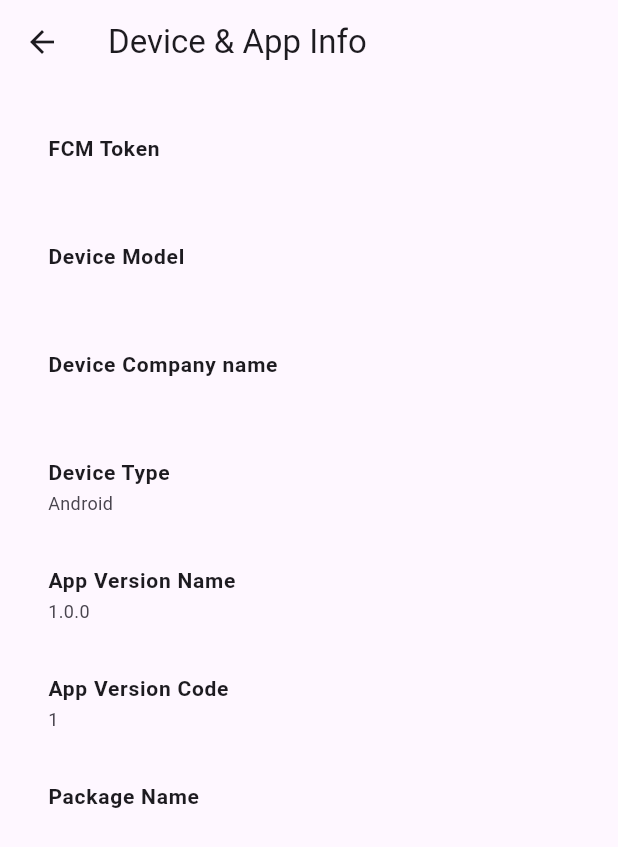
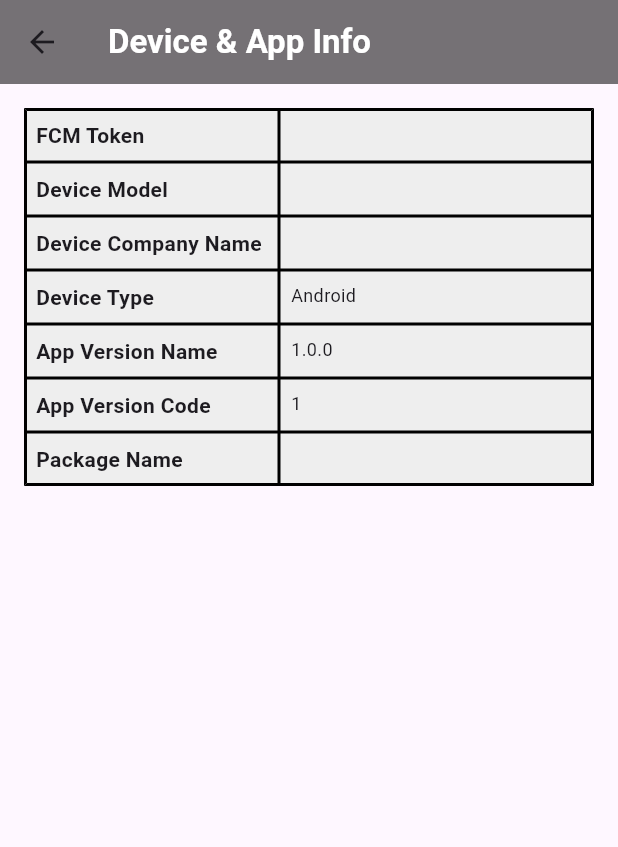
Before and after one commit to Darjidev555/riverpod_news_app, a Flutter app: the DeviceInfoScreen screen opened directly, on a phone screen of 412 x 824 dp. Shown: the top 847 px of the screen. Run offline on Flutter 3.47's test engine with Material 3 defaults, Android fonts, the phone set to English and light mode, and no system bars; our stand-ins replace device_info_plus, dio, firebase_auth, firebase_core, firebase_messaging, flutter_dotenv and 5 more; accounts and stored records are empty.

Commit message:
add device info

```diff
--- a/lib/core/commanwidget/DeviceInfoScreen.dart
+++ b/lib/core/commanwidget/deviceInfoScreen.dart
@@ -1,3 +1,4 @@
+import 'package:devwidget/core/commanwidget/commantextwidget.dart';
 import 'package:flutter/material.dart';
 import 'package:firebase_messaging/firebase_messaging.dart';
 import 'package:device_info_plus/device_info_plus.dart';
@@ -68,32 +69,50 @@ class _DeviceInfoScreenState extends State<DeviceInfoScreen> {
   @override
   Widget build(BuildContext context) {
     return Scaffold(
-      appBar: AppBar(title: Text("Device & App Info")),
+      appBar: AppBar(
+          backgroundColor: Colors.black54,
+          title: const CommonTextWidget(
+            text: "Device & App Info",
+            color: Colors.white,
+            fontWeight: FontWeight.bold,
+          )),
       body: Padding(
-        padding: EdgeInsets.all(16.0),
-        child: ListView(
+        padding: const EdgeInsets.all(16.0),
+        child: Table(
+          border: TableBorder.all(color: Colors.black, width: 2.0),
+          columnWidths: {
+            0: FixedColumnWidth(170.0),
+            //  1: FlexColumnWidth(),
+          },
           children: [
-            infoTile("FCM Token", fcmToken),
-            infoTile("Device Model", deviceModel),
-            infoTile("Device Company name", deviceManufacturer),
-            infoTile("Device Type", deviceType),
-            infoTile("App Version Name", appVersionName),
-            infoTile("App Version Code", appVersionCode),
-            infoTile("Package Name", packageName),
+            tableRow("FCM Token", fcmToken),
+            tableRow("Device Model", deviceModel),
+            tableRow("Device Company Name", deviceManufacturer),
+            tableRow("Device Type", deviceType),
+            tableRow("App Version Name", appVersionName),
+            tableRow("App Version Code", appVersionCode),
+            tableRow("Package Name", packageName),
           ],
         ),
       ),
     );
   }
 
-  Widget infoTile(String title, String? value) {
-    return ListTile(
-      title: Text(title,
-          style: TextStyle(fontWeight: FontWeight.bold, fontSize: 14)),
-      subtitle: Text(
-        value ?? "Fetching...",
-        style: TextStyle(fontSize: 12),
-      ),
+  /// Common table row
+  TableRow tableRow(String title, String? value) {
+    return TableRow(
+      decoration: BoxDecoration(color: Colors.grey[200]),
+      children: [
+        Padding(
+          padding: const EdgeInsets.all(8.0),
+          child: CommonTextWidget(
+              text: title, fontWeight: FontWeight.bold, fontSize: 14),
+        ),
+        Padding(
+          padding: const EdgeInsets.all(8.0),
+          child: CommonTextWidget(text: value ?? "Fetching...", fontSize: 12),
+        ),
+      ],
     );
   }
 }
```
